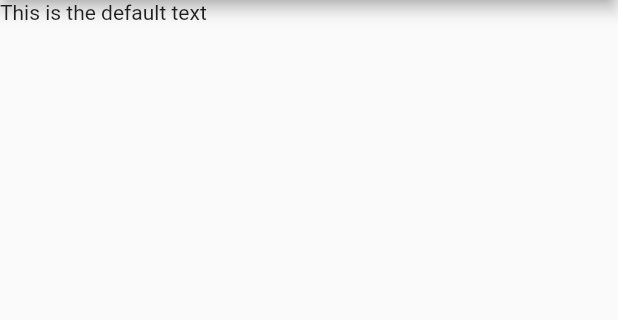
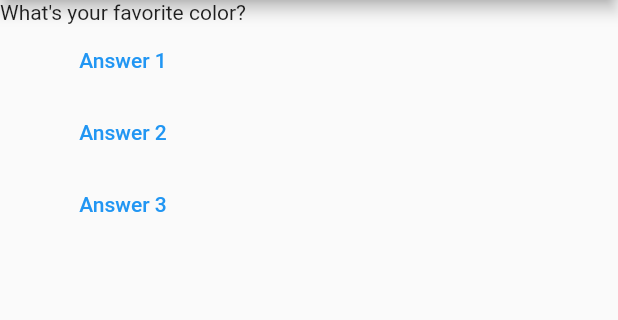
Before and after one commit to DerrickAntoney/first_Flutter_App, a Flutter app: the screen it shows after launch, on a phone screen of 412 x 824 dp, the part 84-404 px from its top. Run offline on Flutter 3.47's test engine with Material 2 defaults, Android fonts, the phone set to English and light mode, and no system bars.

Commit message:
Added buttons and quiz texts

```diff
--- a/lib/main.dart
+++ b/lib/main.dart
@@ -7,13 +7,45 @@ import 'package:flutter/material.dart';
 void main() => runApp(MyApp());
 
 class MyApp extends StatelessWidget {
+  var questionIndex = 0;
+  void answerQuestion() {
+    questionIndex = questionIndex + 1;
+  }
+
   @override
   Widget build(BuildContext context) {
-    return MaterialApp(home: Scaffold(
-      appBar: AppBar(title: const Text('My First App'),
-    ),
-      body: const Text('This is the default text'),
+    var questions = [
+      'What\'s your favorite color?',
+      'What\'s your favorite animal?'
+    ];
+    return MaterialApp(
+      home: Scaffold(
+        appBar: AppBar(
+          title: const Text('My First App'),
+        ),
+        body: Column(
+          children: [
+            Text(
+              questions[questionIndex]
+            ),
+            TextButton(
+              onPressed: answerQuestion,
+              child: Text('Answer 1'),
+            ),
+            TextButton(
+              onPressed: () => print("Answer 2 chosen!"),// Anonymous fn
+              child: Text('Answer 2'),
+            ),
+            TextButton(
+              onPressed: () {   //Anonymous fn
+                //...
+                print('Answer 3 chosen!');
+              },
+              child: const Text('Answer 3'),
+            ),
+          ],
+        ),
       ),
-    ) ;
+    );
   }
 }
```
